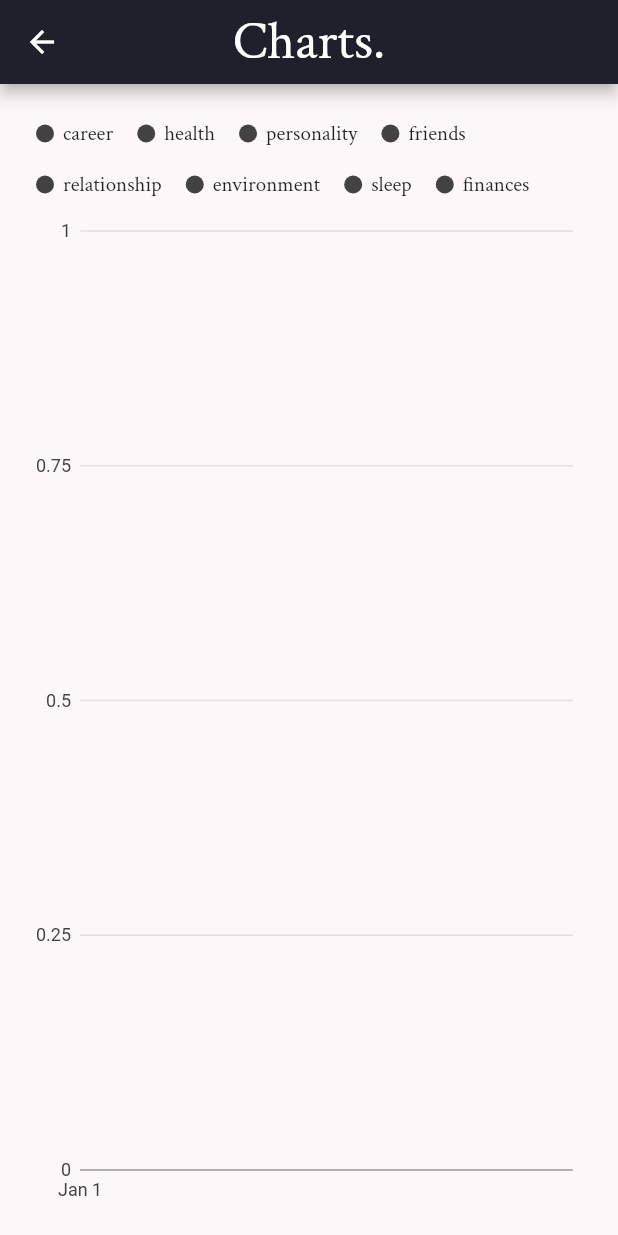
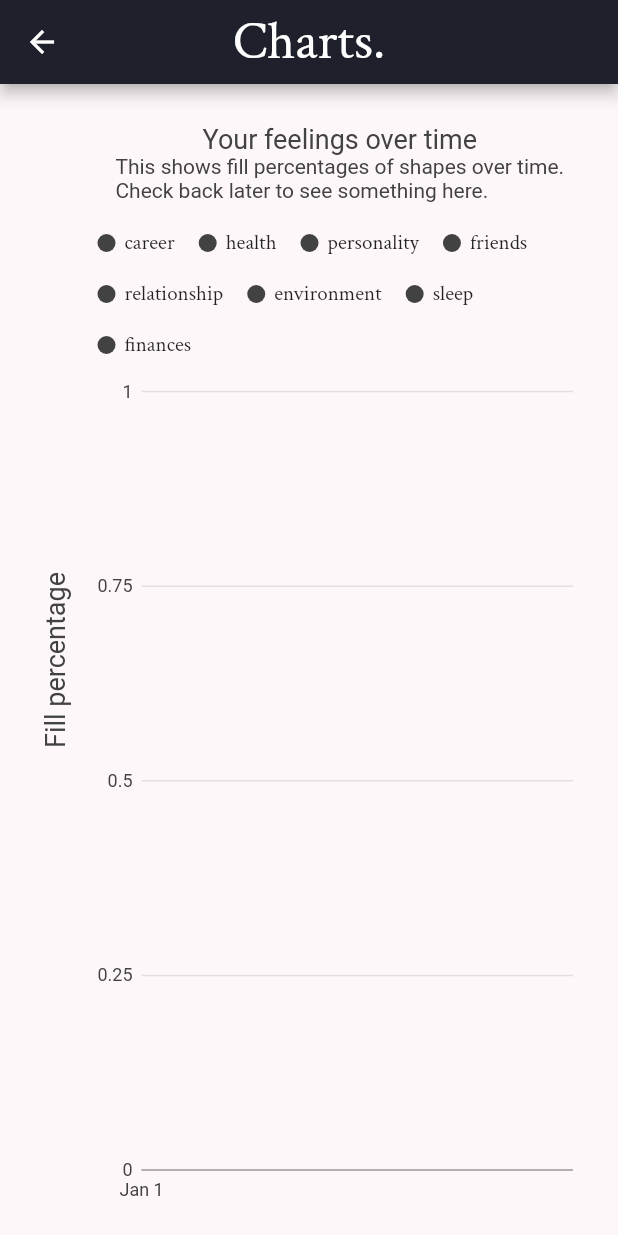
Before and after one commit to pal03377/deins-app, a Flutter app: the screen it shows after launch, after a tap on the "stacked line chart" icon, on a phone screen of 412 x 824 dp. Run offline on Flutter 3.47's test engine with Material 2 defaults, Android fonts, the phone set to English and light mode, and no system bars; our stand-ins replace charts_flutter, google_fonts, shared_preferences.

Commit message:
some intro help

```diff
--- a/app/lib/DrawPage.dart
+++ b/app/lib/DrawPage.dart
@@ -70,7 +70,9 @@ class DrawPage extends StatelessWidget {
                   children: [
                     Align(
                       alignment: Alignment.center,
-                      child: Text.rich(
+                      child: Column(
+                        children: [
+                          Text.rich(
                             TextSpan(
                               text: "Draw how you " + (isToday ? "feel" : "felt") + " \nabout your ",
                               style: TextStyle(fontSize: (screenWidth >= 500 ? 36 : 28), height: 1.2),
@@ -86,6 +88,9 @@ class DrawPage extends StatelessWidget {
                               ]
                             ),
                             textAlign: TextAlign.center
+                          ),
+                          Text("more filled shape = better")
+                        ],
                       )
                     ),
                     TypeDraw(entry: _entry, size: drawSize, disabled: false),
--- a/app/lib/EntryChart.dart
+++ b/app/lib/EntryChart.dart
@@ -62,7 +62,20 @@ class EntryChart extends StatelessWidget {
                 // should create the same type of [DateTime] as the data provided. If none
                 // specified, the default creates local date time.
                 dateTimeFactory: const charts.LocalDateTimeFactory(),
-                behaviors: [new charts.SeriesLegend()]
+                behaviors: [
+                  new charts.SlidingViewport(),
+                  new charts.PanAndZoomBehavior(),
+                  new charts.SeriesLegend(),
+                  new charts.ChartTitle("Your feelings over time",
+                      subTitle: "This shows fill percentages of shapes over time." + (entryModel.entries.length <= 3 ? "\nCheck back later to see something here." : ""),
+                      behaviorPosition: charts.BehaviorPosition.top,
+                      titleOutsideJustification: charts.OutsideJustification.start,
+                      innerPadding: 18),
+                  new charts.ChartTitle("Fill percentage",
+                    behaviorPosition: charts.BehaviorPosition.start,
+                    titleOutsideJustification:
+                        charts.OutsideJustification.middleDrawArea)
+                ]
               );
             } else {
               return CircularProgressIndicator();
--- a/app/lib/TimelineList.dart
+++ b/app/lib/TimelineList.dart
@@ -111,9 +111,26 @@ class _TimelineListState extends State<TimelineList> {
 
   @override
   Widget build(BuildContext context) {
-    return Padding(
-      padding: const EdgeInsets.only(top: 32),
-      child: _buildEntries()
+    return Column(
+      children: [
+        Padding(
+          padding: const EdgeInsets.only(top: 32),
+          child: _buildEntries()
+        ),
+        Consumer<EntryModel>(
+          builder: (context, entryModel, child) {
+            if (entryModel.entries.length <= 3) {
+              return Padding(
+                padding: const EdgeInsets.only(top: 16.0),
+                child: Center(
+                  child: Text("Add some " + (entryModel.entries.length > 0 ? "more " : "") + "pearls on the bottom right!", style: TextStyle(fontSize: 18))
+                ),
+              );
+            }
+            return Container();
+          }
+        )
+      ],
     );
   }
 }
```
Lines whose indentation alone changed are shown as unchanged.
